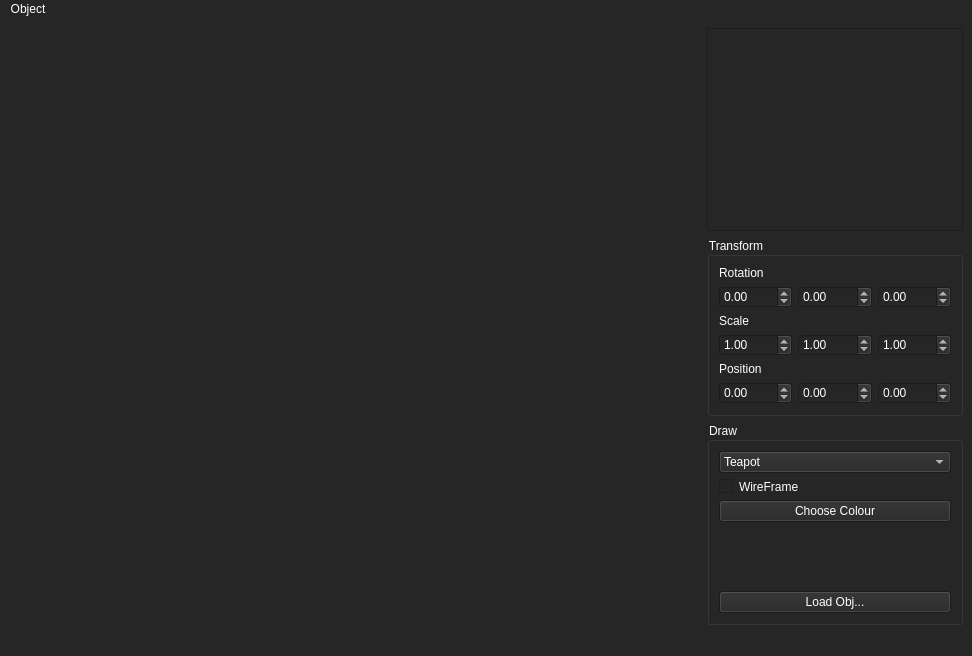
Before: the Qt Designer form ui/MainWindow.ui in NCCA/cfgaa22-dravec-ky, drawn with Qt 5.
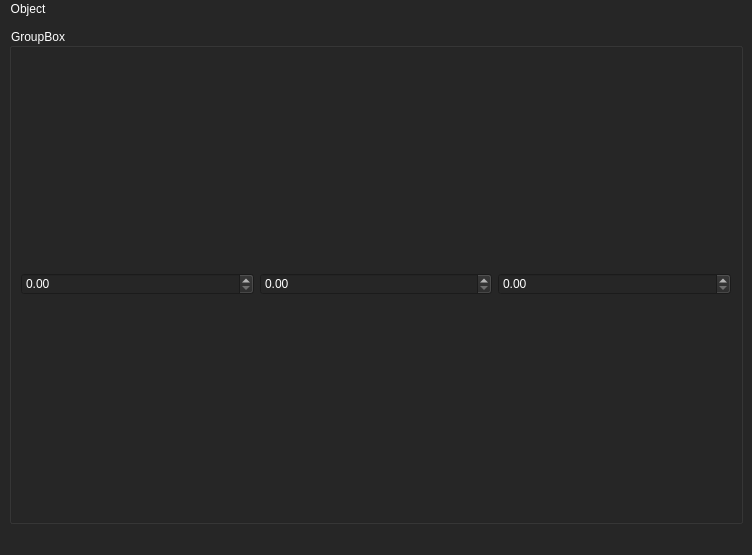
After: the same form once the commit is applied.

Patch:
```diff
--- a/ui/MainWindow.ui
+++ b/ui/MainWindow.ui
@@ -6,8 +6,8 @@
    <rect>
     <x>0</x>
     <y>0</y>
-    <width>972</width>
-    <height>656</height>
+    <width>752</width>
+    <height>555</height>
    </rect>
   </property>
   <property name="windowTitle">
@@ -24,244 +24,72 @@
   </string>
   </property>
   <widget class="QWidget" name="centralWidget">
+   <property name="sizePolicy">
+    <sizepolicy hsizetype="Preferred" vsizetype="Preferred">
+     <horstretch>0</horstretch>
+     <verstretch>0</verstretch>
+    </sizepolicy>
+   </property>
    <layout class="QGridLayout" name="s_mainWindowGridLayout">
-    <item row="0" column="1">
-     <layout class="QGridLayout" name="s_listGridLayout">
-      <item row="1" column="0" colspan="2">
-       <widget class="QListView" name="m_objList">
-        <property name="styleSheet">
-         <string notr="true"/>
-        </property>
-       </widget>
-      </item>
-     </layout>
-    </item>
-    <item row="1" column="0">
-     <spacer name="horizontalSpacer">
+    <item row="0" column="0">
+     <widget class="QSplitter" name="s_mainWindowSplitter">
+      <property name="minimumSize">
+       <size>
+        <width>0</width>
+        <height>0</height>
+       </size>
+      </property>
+      <property name="baseSize">
+       <size>
+        <width>0</width>
+        <height>0</height>
+       </size>
+      </property>
       <property name="orientation">
        <enum>Qt::Horizontal</enum>
       </property>
-      <property name="sizeHint" stdset="0">
-       <size>
-        <width>666</width>
-        <height>17</height>
-       </size>
+      <property name="handleWidth">
+       <number>5</number>
       </property>
-     </spacer>
-    </item>
-    <item row="1" column="1">
-     <widget class="QGroupBox" name="s_transformGB">
-      <property name="styleSheet">
-       <string notr="true"/>
-      </property>
-      <property name="title">
-       <string>Transform</string>
-      </property>
-      <layout class="QGridLayout" name="gridLayout">
-       <item row="0" column="0">
-        <widget class="QLabel" name="label">
-         <property name="text">
-          <string>Rotation</string>
-         </property>
-        </widget>
-       </item>
-       <item row="1" column="0">
-        <widget class="QDoubleSpinBox" name="m_rotationX">
-         <property name="styleSheet">
-          <string notr="true"/>
-         </property>
-         <property name="minimum">
-          <double>-360.000000000000000</double>
-         </property>
-         <property name="maximum">
-          <double>360.000000000000000</double>
-         </property>
-        </widget>
-       </item>
-       <item row="1" column="1">
-        <widget class="QDoubleSpinBox" name="m_rotationY">
-         <property name="minimum">
-          <double>-360.000000000000000</double>
-         </property>
-         <property name="maximum">
-          <double>360.000000000000000</double>
-         </property>
-        </widget>
-       </item>
-       <item row="1" column="2">
-        <widget class="QDoubleSpinBox" name="m_rotationZ">
-         <property name="minimum">
-          <double>-360.000000000000000</double>
-         </property>
-         <property name="maximum">
-          <double>360.000000000000000</double>
-         </property>
-        </widget>
-       </item>
-       <item row="2" column="0">
-        <widget class="QLabel" name="label_2">
-         <property name="text">
-          <string>Scale</string>
-         </property>
-        </widget>
-       </item>
-       <item row="3" column="0">
-        <widget class="QDoubleSpinBox" name="m_scaleX">
-         <property name="minimum">
-          <double>-4.000000000000000</double>
-         </property>
-         <property name="maximum">
-          <double>4.000000000000000</double>
-         </property>
-         <property name="singleStep">
-          <double>0.010000000000000</double>
-         </property>
-         <property name="value">
-          <double>1.000000000000000</double>
-         </property>
-        </widget>
-       </item>
-       <item row="3" column="1">
-        <widget class="QDoubleSpinBox" name="m_scaleY">
-         <property name="minimum">
-          <double>-4.000000000000000</double>
-         </property>
-         <property name="maximum">
-          <double>4.000000000000000</double>
-         </property>
-         <property name="singleStep">
-          <double>0.010000000000000</double>
-         </property>
-         <property name="value">
-          <double>1.000000000000000</double>
-         </property>
-        </widget>
-       </item>
-       <item row="3" column="2">
-        <widget class="QDoubleSpinBox" name="m_scaleZ">
-         <property name="minimum">
-          <double>-4.000000000000000</double>
-         </property>
-         <property name="maximum">
-          <double>4.000000000000000</double>
-         </property>
-         <property name="singleStep">
-          <double>0.010000000000000</double>
-         </property>
-         <property name="value">
-          <double>1.000000000000000</double>
-         </property>
-        </widget>
-       </item>
-       <item row="4" column="0">
-        <widget class="QLabel" name="label_3">
-         <property name="text">
-          <string>Position</string>
-         </property>
-        </widget>
-       </item>
-       <item row="5" column="0">
-        <widget class="QDoubleSpinBox" name="m_positionX">
-         <property name="minimum">
-          <double>-20.000000000000000</double>
-         </property>
-         <property name="maximum">
-          <double>20.000000000000000</double>
-         </property>
-         <property name="singleStep">
-          <double>0.010000000000000</double>
-         </property>
-        </widget>
-       </item>
-       <item row="5" column="1">
-        <widget class="QDoubleSpinBox" name="m_positionY">
-         <property name="minimum">
-          <double>-20.000000000000000</double>
-         </property>
-         <property name="maximum">
-          <double>20.000000000000000</double>
-         </property>
-         <property name="singleStep">
-          <double>0.010000000000000</double>
-         </property>
-        </widget>
-       </item>
-       <item row="5" column="2">
-        <widget class="QDoubleSpinBox" name="m_positionZ">
-         <property name="minimum">
-          <double>-20.000000000000000</double>
-         </property>
-         <property name="maximum">
-          <double>20.000000000000000</double>
-         </property>
-         <property name="singleStep">
-          <double>0.010000000000000</double>
-         </property>
-        </widget>
-       </item>
-      </layout>
-     </widget>
-    </item>
-    <item row="2" column="1">
-     <widget class="QGroupBox" name="s_drawGB">
-      <property name="title">
-       <string>Draw</string>
-      </property>
-      <layout class="QGridLayout" name="gridLayout_2">
-       <item row="1" column="0">
-        <widget class="QCheckBox" name="m_wireframe">
-         <property name="text">
-          <string>WireFrame</string>
-         </property>
-        </widget>
-       </item>
-       <item row="3" column="0">
-        <widget class="QPushButton" name="m_colour">
-         <property name="text">
-          <string>Choose Colour</string>
-         </property>
-        </widget>
-       </item>
-       <item row="0" column="0">
-        <widget class="QComboBox" name="m_objectSelection">
-         <item>
-          <property name="text">
-           <string>Teapot</string>
-          </property>
+      <widget class="QSplitter" name="s_menuSplitter">
+       <property name="sizePolicy">
+        <sizepolicy hsizetype="MinimumExpanding" vsizetype="Expanding">
+         <horstretch>0</horstretch>
+         <verstretch>0</verstretch>
+        </sizepolicy>
+       </property>
+       <property name="minimumSize">
+        <size>
+         <width>0</width>
+         <height>0</height>
+        </size>
+       </property>
+       <property name="orientation">
+        <enum>Qt::Vertical</enum>
+       </property>
+       <widget class="QGroupBox" name="groupBox">
+        <property name="sizePolicy">
+         <sizepolicy hsizetype="Fixed" vsizetype="Preferred">
+          <horstretch>0</horstretch>
+          <verstretch>0</verstretch>
+         </sizepolicy>
+        </property>
+        <property name="title">
+         <string>GroupBox</string>
+        </property>
+        <layout class="QGridLayout" name="gridLayout">
+         <item row="0" column="1">
+          <widget class="QDoubleSpinBox" name="doubleSpinBox_2"/>
          </item>
-         <item>
-          <property name="text">
-           <string>Sphere</string>
-          </property>
+         <item row="0" column="0">
+          <widget class="QDoubleSpinBox" name="doubleSpinBox"/>
          </item>
-         <item>
-          <property name="text">
-           <string>Cube</string>
-          </property>
+         <item row="0" column="2">
+          <widget class="QDoubleSpinBox" name="doubleSpinBox_3"/>
          </item>
-        </widget>
-       </item>
-       <item row="4" column="0">
-        <spacer name="verticalSpacer">
-         <property name="orientation">
-          <enum>Qt::Vertical</enum>
-         </property>
-         <property name="sizeHint" stdset="0">
-          <size>
-           <width>20</width>
-           <height>40</height>
-          </size>
-         </property>
-        </spacer>
-       </item>
-       <item row="5" column="0">
-        <widget class="QPushButton" name="m_loadObj">
-         <property name="text">
-          <string>Load Obj...</string>
-         </property>
-        </widget>
-       </item>
-      </layout>
+        </layout>
+       </widget>
+      </widget>
      </widget>
     </item>
    </layout>
@@ -271,7 +99,7 @@
     <rect>
      <x>0</x>
      <y>0</y>
-     <width>972</width>
+     <width>752</width>
      <height>25</height>
     </rect>
    </property>
```
